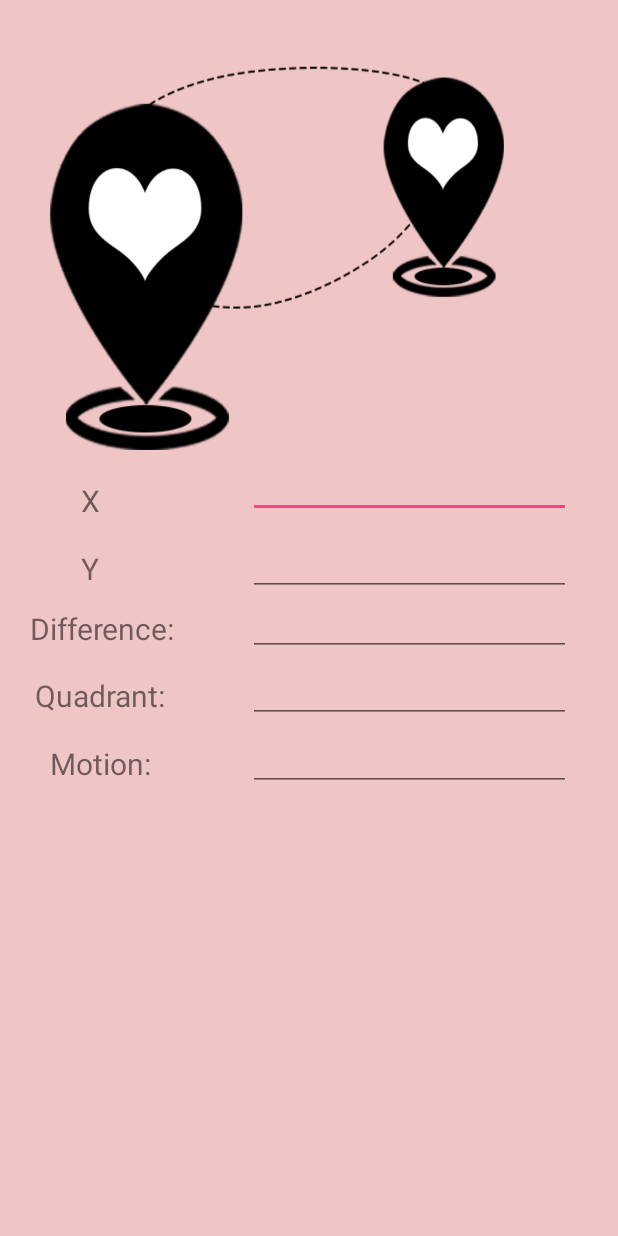
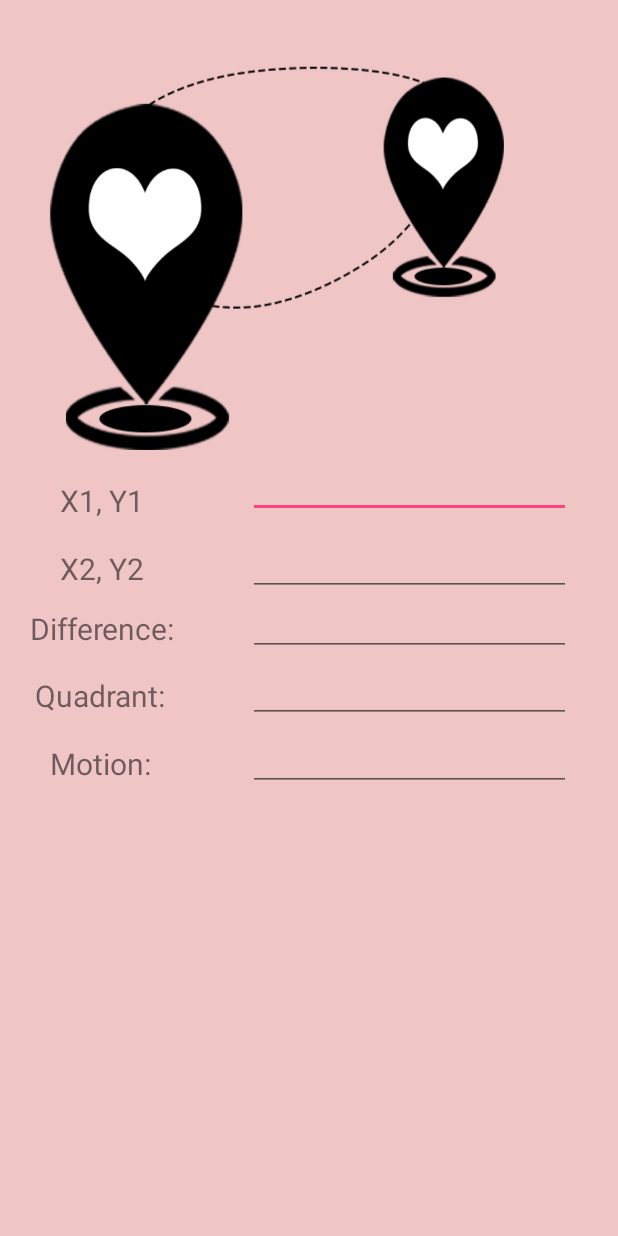
Before and after one commit to thonbarroro/FinalProject, an Android app: the OnTouchActivity screen opened directly, with no data from a screen before it, on a phone screen of 412 x 824 dp. Run offline under Robolectric (Android 15) with nearby library versions, the phone set to English and light mode, and no system bars.

Commit message:
Edit XML

```diff
--- a/app/src/main/res/layout/ontouch_activity.xml
+++ b/app/src/main/res/layout/ontouch_activity.xml
@@ -13,12 +13,12 @@
         android:layout_marginTop="40dp"/>
 
     <TextView
-        android:text="X"
+        android:text="X1, Y1"
         android:textSize="20dp"
-        android:layout_width="25dp"
+        android:layout_width="60dp"
         android:layout_height="25dp"
         android:layout_marginLeft="54dp"
-        android:layout_marginStart="54dp"
+        android:layout_marginStart="40dp"
         android:layout_marginTop="20dp"
         android:id="@+id/textView"
         android:layout_below="@+id/logo"
@@ -26,12 +26,12 @@
         android:layout_alignParentStart="true" />
 
     <TextView
-        android:text="Y"
+        android:text="X2, Y2"
         android:textSize="20dp"
-        android:layout_width="25dp"
+        android:layout_width="60dp"
         android:layout_height="25dp"
         android:layout_marginLeft="54dp"
-        android:layout_marginStart="54dp"
+        android:layout_marginStart="40dp"
         android:layout_marginTop="65dp"
         android:id="@+id/textView2"
         android:layout_below="@+id/logo"
```
